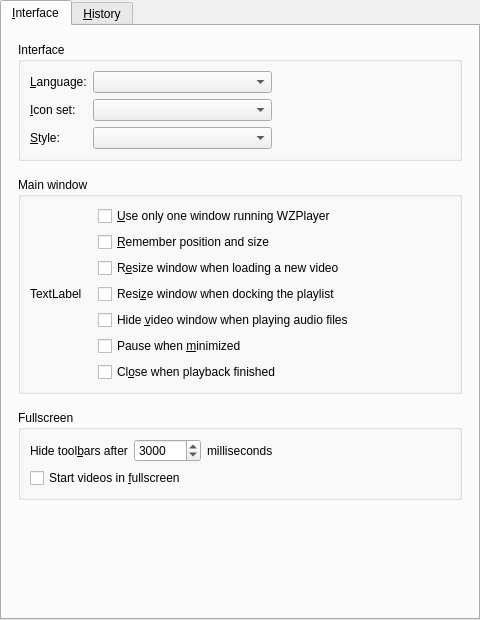
The window that src/gui/pref/interface.ui (wilbert2000/wzplayer) describes before a commit, drawn with Qt 5.
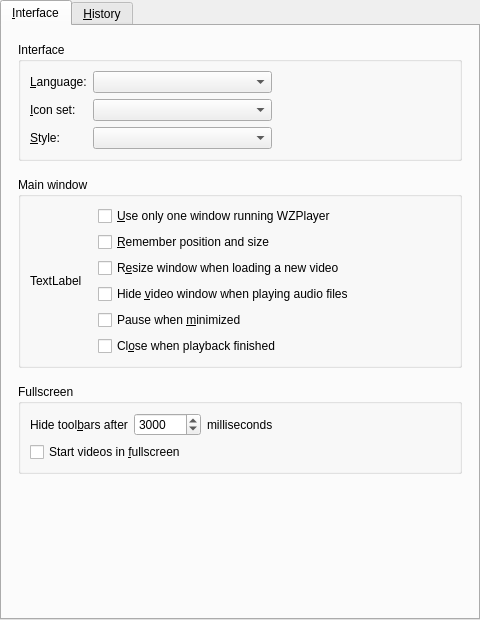
The same window after the commit. Custom widgets are drawn as their Qt base class.

Commit message: Removed no longer used preference "resize on docking"

```diff
--- a/src/gui/pref/interface.ui
+++ b/src/gui/pref/interface.ui
@@ -179,13 +179,6 @@
               </property>
              </widget>
             </item>
-            <item>
-             <widget class="QCheckBox" name="resize_on_docking_check">
-              <property name="text">
-               <string>Resi&amp;ze window when docking the playlist</string>
-              </property>
-             </widget>
-            </item>
             <item>
              <widget class="QCheckBox" name="hide_video_window_on_audio_check">
               <property name="text">
```
Left out of the diff: 1 changed line with no effect on the pictures. The commit also changes 3 other files.
